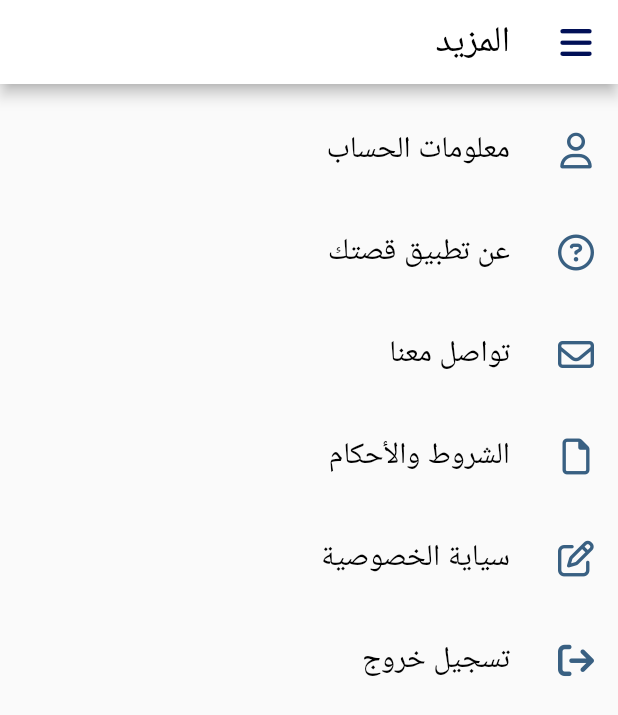
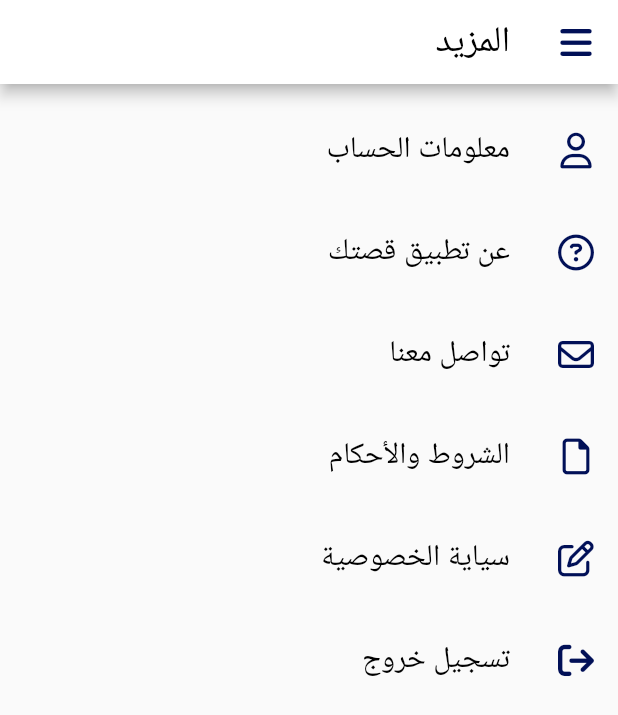
Before and after one commit to Lujain-M02/2023-GP1-6, a Flutter app: the MorePage screen opened directly, on a phone screen of 412 x 824 dp. Shown: the top 715 px of the screen. Run offline on Flutter 3.47's test engine with Material 2 defaults, Android fonts, the phone set to English and light mode, and no system bars; our stand-ins replace animate_do, animated_text_kit, cloud_firestore, firebase_auth, firebase_core, font_awesome_flutter and 3 more; accounts and stored records are empty.

Commit message:
icons color

```diff
--- a/your_story/lib/pages/More_Page/more_page.dart
+++ b/your_story/lib/pages/More_Page/more_page.dart
@@ -108,8 +108,8 @@ class MorePage extends StatelessWidget {
       children: <Widget>[
         ListTile(
           leading: Icon(icon,
-              color:
-                  Color.fromARGB(255, 57, 96, 130)), // Customize the icon color
+              color: YourStoryStyle.titleColor),
+                  //Color.fromARGB(255, 57, 96, 130)), // Customize the icon color
           title: Text(
             title,
             style: const TextStyle(
```
